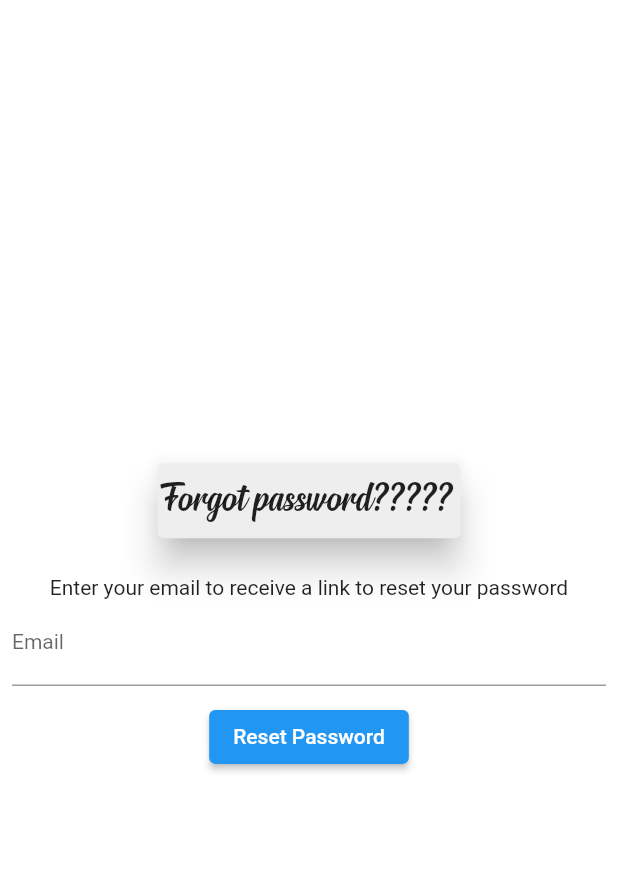
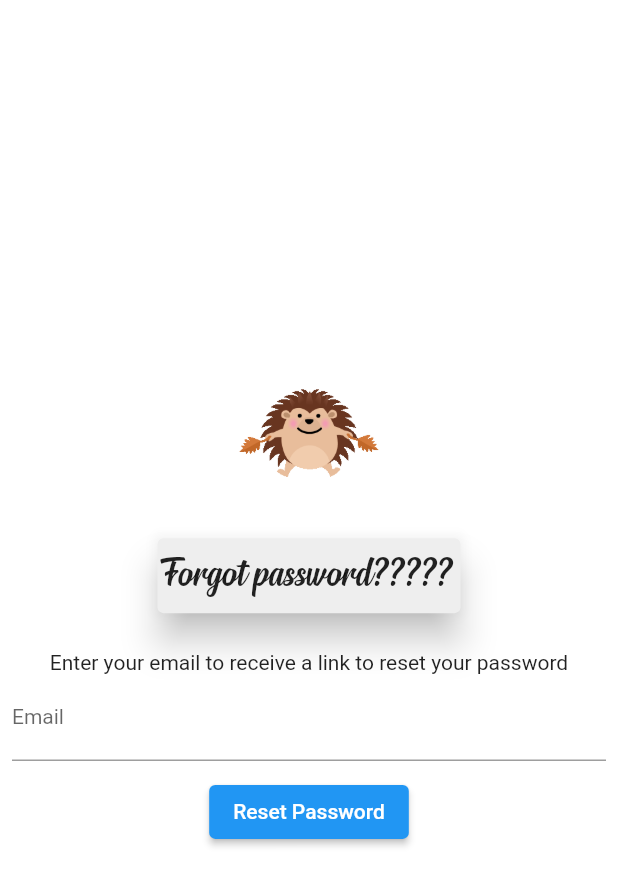
Before and after one commit to Meghan31/Cab-driver-app, a Flutter app: the ForgotPassScreen screen opened by its route, on a phone screen of 412 x 824 dp. Shown: the top 886 px of the screen. Run offline on Flutter 3.47's test engine with Material 2 defaults, Android fonts, the phone set to English and light mode, and no system bars; our stand-ins replace firebase_auth, firebase_core, firebase_database, fluttertoast, geolocator, google_maps_flutter and 1 more; missing offline and left inert: dart:ffi, flutter_geofire; accounts and stored records are empty.

Commit message:
💄 ui ++

```diff
--- a/taxidriver/lib/screens/forgot_pass_screen.dart
+++ b/taxidriver/lib/screens/forgot_pass_screen.dart
@@ -30,6 +30,8 @@ class _ForgotPassScreenState extends State<ForgotPassScreen> {
                 Center(
                   child: Column(
                     children: [
+                      Image.asset('assets/gif/forgot_animal.gif',
+                          width: 100, height: 100),
                       Card(
                         color: Colors.grey[200],
                         shadowColor: Colors.black,
```
